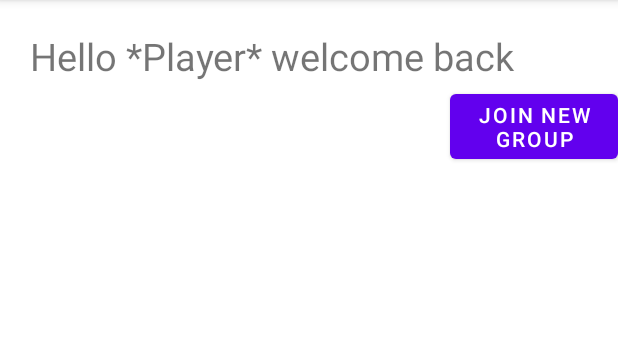
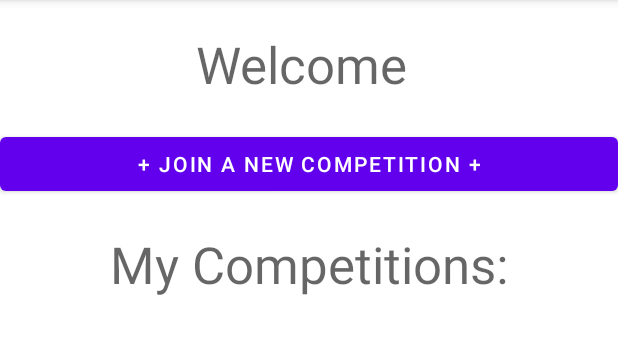
Before and after one commit to ohad1s/Champions-bet-app, an Android app: the PlayerMainActivity screen opened directly, with no data from a screen before it, on a phone screen of 412 x 824 dp, the part 84-438 px from its top. Run offline under Robolectric (Android 15) with nearby library versions, the phone set to English and light mode, and no system bars; our stand-ins replace Firebase (no records; nobody signed in at launch, a user with empty details on screens opened directly); 4 statements that could not run were skipped.

Commit message:
player main page

```diff
--- a/app/src/main/java/com/example/champions/PlayerMainActivity.java
+++ b/app/src/main/java/com/example/champions/PlayerMainActivity.java
@@ -2,18 +2,91 @@ package com.example.champions;
 
 import androidx.appcompat.app.AppCompatActivity;
 
+import android.content.Intent;
 import android.os.Bundle;
+import android.util.Log;
+import android.view.View;
+import android.widget.AdapterView;
+import android.widget.Button;
 import android.widget.ImageView;
+import android.widget.ListView;
+import android.widget.TextView;
+
+import com.google.android.gms.tasks.OnSuccessListener;
+import com.google.firebase.firestore.DocumentReference;
+import com.google.firebase.firestore.DocumentSnapshot;
+import com.google.firebase.firestore.FirebaseFirestore;
+
+import java.util.List;
+
+import src.games.Tournament;
+import src.games.User;
 
 public class PlayerMainActivity extends AppCompatActivity {
+    private Button createANewTournament; // bottom to create a new tournament
+    protected User user; // the user is connected
+    private FirebaseFirestore firebaseDatabase; // the data base we work on
+    int TournamentImg[] = {R.drawable.tournament_image}; // img tournament
+    ListView listView; // list view of tournament
 
     @Override
     protected void onCreate(Bundle savedInstanceState) {
         super.onCreate(savedInstanceState);
         setContentView(R.layout.activity_player_main);
 
-        ImageView imageView = (ImageView) findViewById(R.id.tournament1);
+        firebaseDatabase = FirebaseFirestore.getInstance();
+        Bundle b = getIntent().getExtras();
+        String userId = "hello"; // or other values
+        if(b != null)
+            userId = b.getString("userid");
+        DocumentReference docRef = firebaseDatabase.collection("users").document(userId);
+        docRef.get().addOnSuccessListener(new OnSuccessListener<DocumentSnapshot>() {
+            @Override
+            public void onSuccess(DocumentSnapshot documentSnapshot) {
+                user = documentSnapshot.toObject(User.class);
+                afteronCreate();
+            }
+        });
+
+//        ImageView imageView = (ImageView) findViewById(R.id.tournament1);
         //new DownloadImageFromInternet((ImageView) findViewById(R.id.image_view)).execute("https://pbs.twimg.com/profile_images/630285593268752384/iD1MkFQ0.png");
     }
 
+    public void afteronCreate() {
+        TextView textView = (TextView) findViewById(R.id.welcomePlayer);
+        textView.setText("Welcome " + user.getNickname() + "!");
+
+
+        createANewTournament = findViewById(R.id.CreateBtn);
+        createANewTournament.setOnClickListener(new View.OnClickListener() {
+            @Override
+            public void onClick(View view) {
+                Intent intent = new Intent(PlayerMainActivity.this, CreateNewTournament.class);
+                Bundle b = new Bundle();
+                b.putString("userid", user.getUserID()); //Your id
+                intent.putExtras(b); //Put your id to your next Intent
+                startActivity(intent);
+                finish();
+            }
+        });
+        List<Tournament> user_tournament = user.getMyTournaments();
+        listView = (ListView) findViewById(R.id.MyTournamentListView);
+        TournamentMangerBaseAdapter tournamentMangerBaseAdapter = new TournamentMangerBaseAdapter(getApplicationContext(), user_tournament, TournamentImg);
+        listView.setAdapter(tournamentMangerBaseAdapter);
+        listView.setOnItemClickListener(new AdapterView.OnItemClickListener() {
+            @Override
+            public void onItemClick(AdapterView<?> adapterView, View view, int i, long l) {
+                Log.i("COSTUM_LIST_VIEW", "Item is clicked @ i :: " + i );
+                Intent intent = new Intent(PlayerMainActivity.this, games_list_view.class);
+                Bundle b = new Bundle();
+                b.putString("userid", user.getUserID());
+                b.putString("tournamentid", user_tournament.get(i).getTournamentID()); //tournament id
+                b.putInt("tournamentIndex", i);
+                intent.putExtras(b); //Put your id to your next Intent
+                startActivity(intent);
+                finish();
+            }
+        });
+    }
+
 }
--- a/app/src/main/res/layout/activity_manager_main.xml
+++ b/app/src/main/res/layout/activity_manager_main.xml
@@ -10,7 +10,7 @@
         android:id="@+id/welcomeManager"
         android:layout_width="wrap_content"
         android:layout_height="wrap_content"
-        android:text="Welcome Manager!"
+        android:text="Welcome "
         android:layout_marginTop="20dp"
         android:textAppearance="@style/TextAppearance.AppCompat.Display1"
         app:layout_constraintEnd_toEndOf="parent"
--- a/app/src/main/res/layout/activity_player_main.xml
+++ b/app/src/main/res/layout/activity_player_main.xml
@@ -7,31 +7,48 @@
     tools:context=".PlayerMainActivity">
 
     <TextView
-        android:id="@+id/HelloPlayer"
+        android:id="@+id/welcomePlayer"
         android:layout_width="wrap_content"
         android:layout_height="wrap_content"
-        android:layout_marginStart="20dp"
+        android:text="Welcome "
         android:layout_marginTop="20dp"
-        android:layout_marginEnd="20dp"
-        android:text="Hello *Player* welcome back"
-        android:textSize="25dp" />
+        android:textAppearance="@style/TextAppearance.AppCompat.Display1"
+        app:layout_constraintEnd_toEndOf="parent"
+        app:layout_constraintStart_toStartOf="parent"
+        android:layout_centerHorizontal="true"/>
 
     <Button
-        android:id="@+id/joinBotton"
+        android:id="@+id/JoinBtn"
+        android:layout_width="match_parent"
+        android:layout_height="wrap_content"
+        android:layout_below="@+id/welcomePlayer"
+        android:layout_marginTop="20dp"
+        android:text="+ Join a New Competition +"
+        android:layout_centerVertical="true"
+        android:onClick="onJoinButton"
+        />
+    <TextView
+        android:id="@+id/MyComp"
         android:layout_width="wrap_content"
         android:layout_height="wrap_content"
-        android:layout_below="@+id/HelloPlayer"
-        android:layout_marginStart="300dp"
-        android:layout_marginTop="2dp"
-        android:text="JOIN new Group" />
+        android:text="My Competitions:"
+        android:layout_below="@+id/JoinBtn"
+        android:layout_marginTop="20dp"
+        android:textAppearance="@style/TextAppearance.AppCompat.Display1"
+        app:layout_constraintEnd_toEndOf="parent"
+        app:layout_constraintStart_toStartOf="parent"
+        android:layout_centerHorizontal="true"/>
 
-    <ImageView
-        android:id="@+id/tournament1"
-        android:layout_width="75dp"
-        android:layout_height="75dp"
-        android:layout_below="@+id/HelloPlayer"
-        android:layout_marginStart="50dp"
-        android:layout_marginTop="63dp" />
+    <ListView
+        android:layout_width="match_parent"
+        android:layout_height="wrap_content"
+        android:layout_below="@+id/MyComp"
+        android:layout_marginTop="20dp"
+        android:divider="@color/black"
+        android:dividerHeight="2dp"
+        android:listSelector="@color/purple_200"
+        android:id="@+id/MyTournamentListView"
+        android:layout_marginBottom="40dp" />
 
 
 
```
